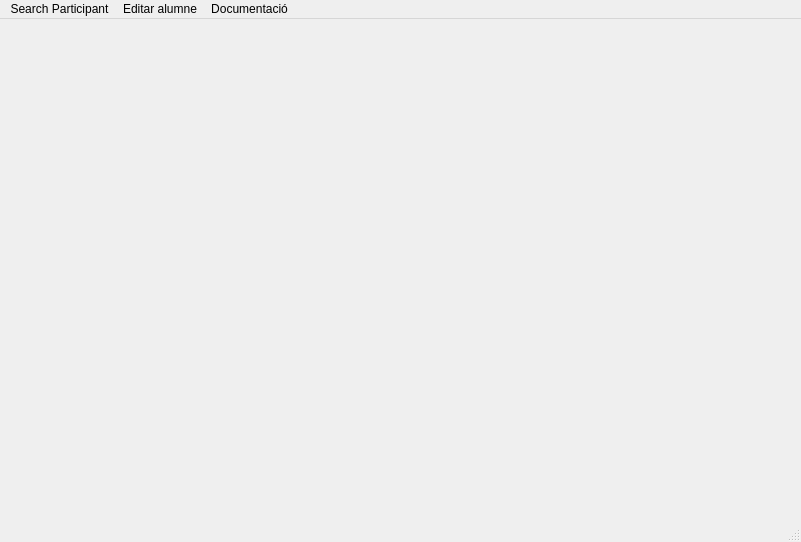
Above: LS_manager.ui from caamanyo/ISS-limesurvey-manager before the change. Below: the same form after it.
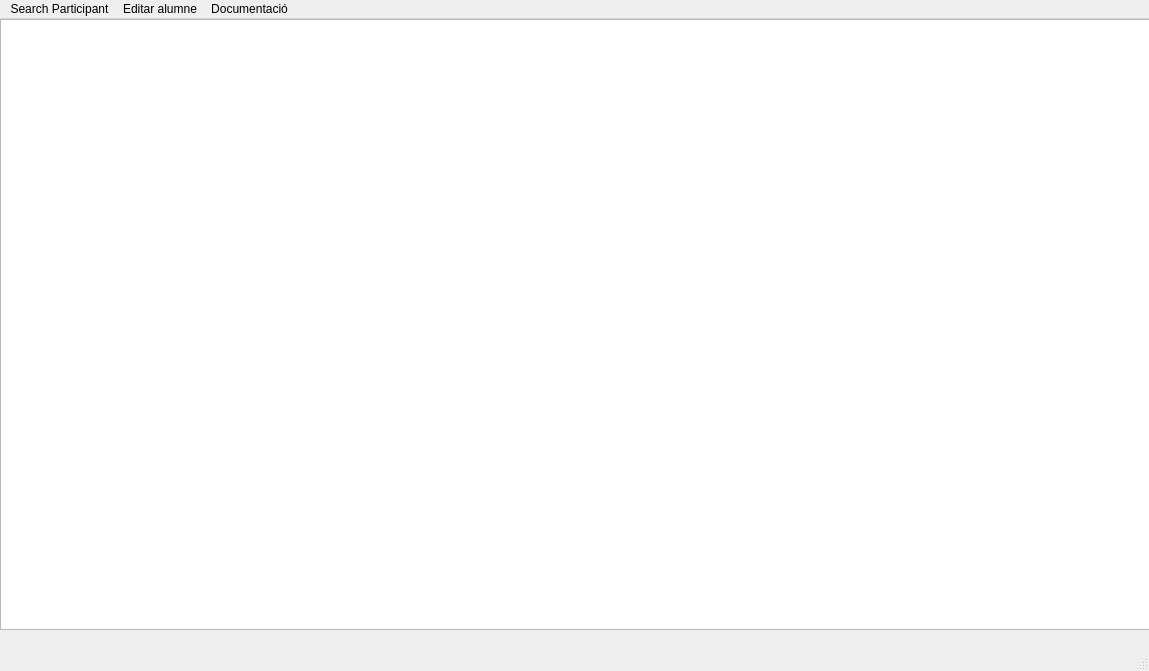
That is the form after the change.

Commit message: Added tableView to Main Window.

The edit to the form file:
```diff
--- a/LS_manager.ui
+++ b/LS_manager.ui
@@ -6,8 +6,8 @@
    <rect>
     <x>0</x>
     <y>0</y>
-    <width>801</width>
-    <height>542</height>
+    <width>1149</width>
+    <height>671</height>
    </rect>
   </property>
   <property name="windowTitle">
@@ -16,14 +16,25 @@
   <property name="tabShape">
    <enum>QTabWidget::Rounded</enum>
   </property>
-  <widget class="QWidget" name="centralwidget"/>
+  <widget class="QWidget" name="centralwidget">
+   <widget class="QTableView" name="tableView">
+    <property name="geometry">
+     <rect>
+      <x>0</x>
+      <y>0</y>
+      <width>1151</width>
+      <height>611</height>
+     </rect>
+    </property>
+   </widget>
+  </widget>
   <widget class="QStatusBar" name="statusbar"/>
   <widget class="QMenuBar" name="menubar">
    <property name="geometry">
     <rect>
      <x>0</x>
      <y>0</y>
-     <width>801</width>
+     <width>1149</width>
      <height>32</height>
     </rect>
    </property>
```
The commit also changes 1 other file.
